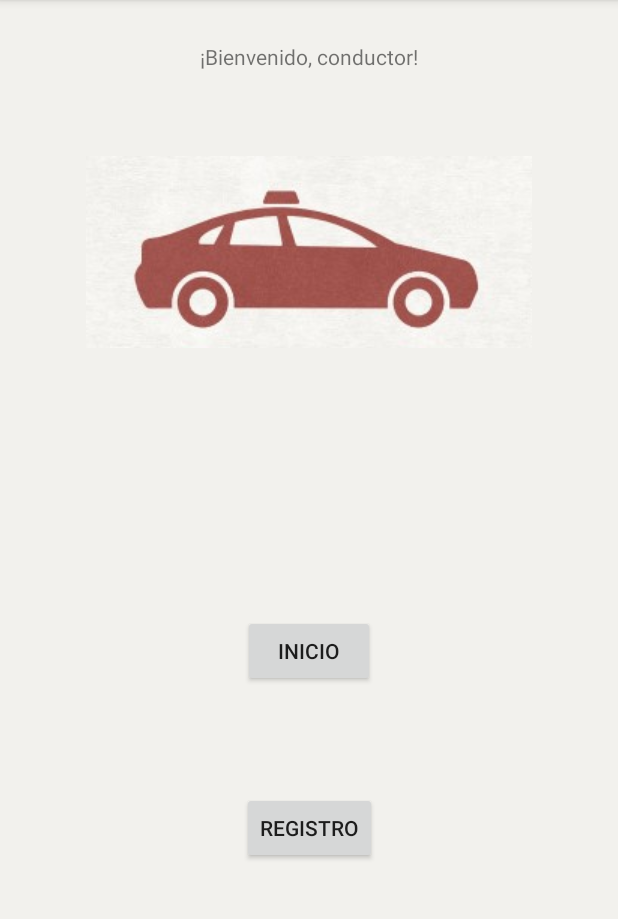
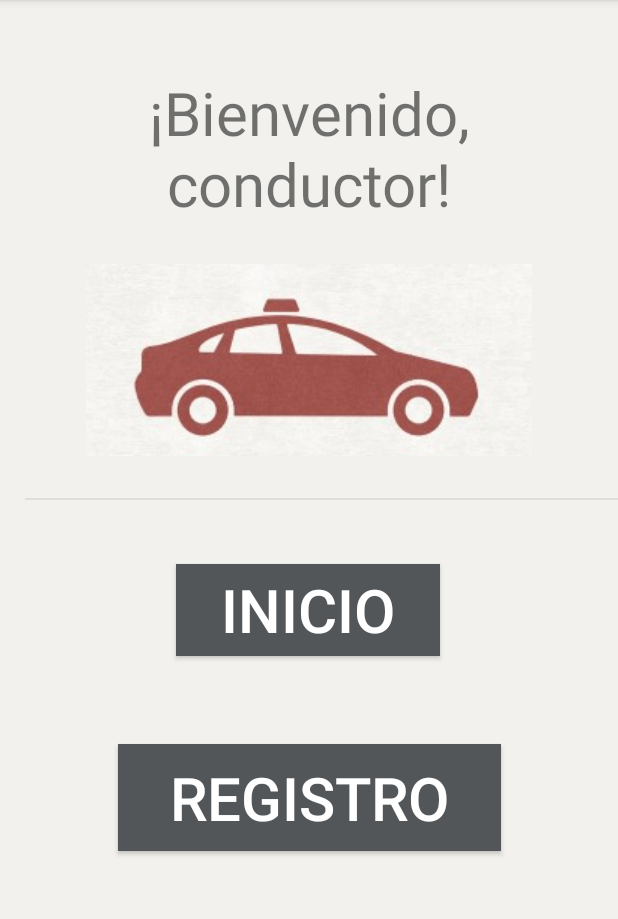
Before and after one commit to andresduarter22/sarana, an Android app: the screen it shows after launch (MainActivity), on a phone screen of 412 x 824 dp, the part 84-1003 px from its top. Run offline under Robolectric (Android 15) with nearby library versions, the phone set to English and light mode, and no system bars.

Commit message:
pantalla de bienvenido mas linda

```diff
--- a/app/src/main/res/layout/activity_main.xml
+++ b/app/src/main/res/layout/activity_main.xml
@@ -9,11 +9,27 @@
 
 
     <TextView
-        android:layout_width="wrap_content"
-        android:layout_height="wrap_content"
-        android:layout_marginTop="28dp"
+        android:layout_width="333dp"
+        android:layout_height="103dp"
+        android:layout_marginTop="48dp"
         android:text="@string/bienvenido_bienvenido"
+        android:textAlignment="center"
+        android:textSize="40sp"
         app:layout_constraintEnd_toEndOf="parent"
+        app:layout_constraintHorizontal_bias="0.497"
+        app:layout_constraintStart_toStartOf="parent"
+        app:layout_constraintTop_toTopOf="parent" />
+
+    <View style="@style/Divider"
+        android:backgroundTint="@color/black"
+        android:id="@+id/bienvenido_divider"
+        android:layout_width="395dp"
+        android:layout_height="1dp"
+        android:layout_marginTop="332dp"
+
+        android:background="?android:attr/listDivider"
+        app:layout_constraintEnd_toEndOf="parent"
+        app:layout_constraintHorizontal_bias="1.0"
         app:layout_constraintStart_toStartOf="parent"
         app:layout_constraintTop_toTopOf="parent" />
 
@@ -21,7 +37,7 @@
         android:id="@+id/autitoImagen"
         android:layout_width="wrap_content"
         android:layout_height="wrap_content"
-        android:layout_marginTop="104dp"
+        android:layout_marginTop="176dp"
         android:contentDescription="@string/bienvenido_autito"
         android:src="@drawable/autito"
         app:layout_constraintEnd_toEndOf="parent"
@@ -30,23 +46,28 @@
 
     <Button
         android:id="@+id/inicioI"
-        android:layout_width="wrap_content"
-        android:layout_height="wrap_content"
-        android:layout_marginTop="410dp"
+        android:layout_width="176dp"
+        android:layout_height="61dp"
+        android:layout_marginTop="376dp"
+        android:background="@color/black"
         android:text="@string/bienvenido_inicio"
+        android:textColor="@color/white"
+        android:textSize="40sp"
         app:layout_constraintEnd_toEndOf="parent"
-        app:layout_constraintHorizontal_bias="0.5"
+        app:layout_constraintHorizontal_bias="0.497"
         app:layout_constraintStart_toStartOf="parent"
         app:layout_constraintTop_toTopOf="parent" />
 
     <Button
         android:id="@+id/registroI"
-        android:layout_width="wrap_content"
-        android:layout_height="wrap_content"
-        android:layout_marginTop="528dp"
+        android:layout_width="255dp"
+        android:layout_height="71dp"
+        android:layout_marginTop="496dp"
+        android:background="@color/black"
         android:text="@string/bienvenido_registro"
+        android:textColor="@color/white"
+        android:textSize="40sp"
         app:layout_constraintEnd_toEndOf="parent"
-        app:layout_constraintHorizontal_bias="0.5"
         app:layout_constraintStart_toStartOf="parent"
         app:layout_constraintTop_toTopOf="parent" />
 
--- a/app/src/main/res/layout/activity_registrate.xml
+++ b/app/src/main/res/layout/activity_registrate.xml
@@ -29,7 +29,8 @@
                 android:layout_gravity="center"
                 android:layout_marginTop="10dp"
                 android:ems="10"
-                android:text="@string/registrateTitulo" />
+                android:text="@string/registrateTitulo"
+                android:textSize="50sp" />
             <EditText
                 android:id="@+id/nombre"
                 android:layout_width="wrap_content"
--- a/app/src/main/res/values/colors.xml
+++ b/app/src/main/res/values/colors.xml
@@ -6,4 +6,6 @@
     <color name="colorSecondary">#59FFB6</color>
     <color name="colorSecondaryDark">#51E8D0</color>
     <color name="background">#F2F1ED</color>
+    <color name="white">#FFFFFF</color>
+    <color name="black">#525659</color>
 </resources>
```
